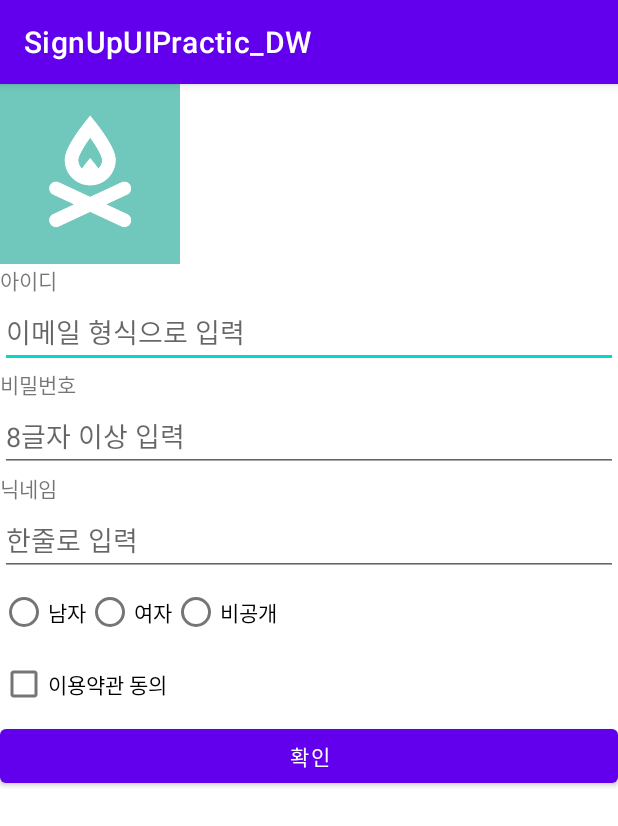
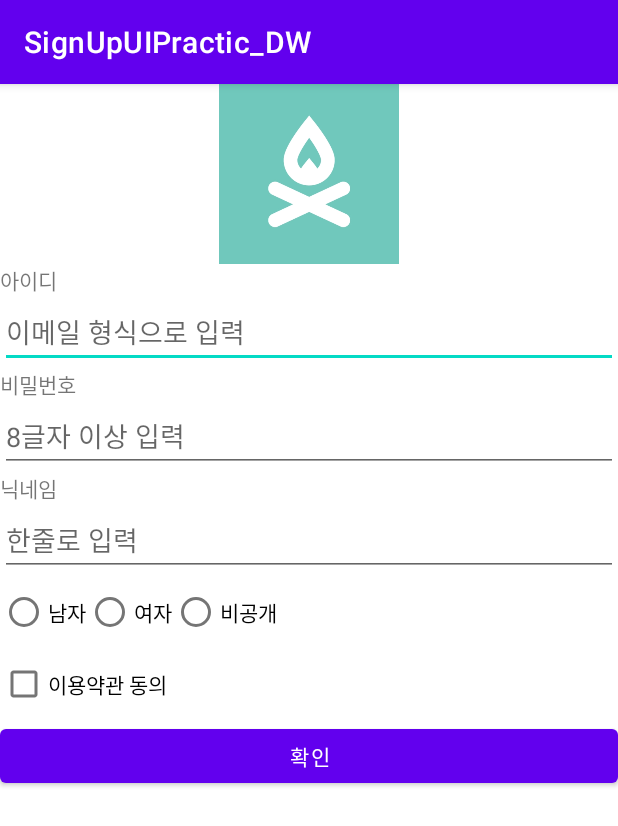
Before and after one commit to JDWdonga21/SignUpUIPractic_DW, an Android app: the screen it shows after launch (MainActivity), on a phone screen of 412 x 824 dp. Shown: the top 826 px of the screen. Run offline under Robolectric (Android 15) with nearby library versions, the phone set to English and light mode, and no system bars.

Commit message:
gravity 체험 -정령 별로 linearLayout에 gravity 추가 가능

```diff
--- a/app/src/main/res/layout/activity_main.xml
+++ b/app/src/main/res/layout/activity_main.xml
@@ -5,13 +5,21 @@
     android:layout_width="match_parent"
     android:layout_height="match_parent"
     android:orientation="vertical"
+    android:gravity="top"
     tools:context=".MainActivity">
 
-    <ImageView
-        android:layout_width="120dp"
-        android:layout_height="120dp"
-        android:src="@drawable/t_logo"
-        android:scaleType="centerCrop"/>
+    <LinearLayout
+        android:layout_width="match_parent"
+        android:layout_height="wrap_content"
+        android:orientation="vertical"
+        android:gravity="center">
+        <ImageView
+            android:layout_width="120dp"
+            android:layout_height="120dp"
+            android:src="@drawable/t_logo"
+            android:scaleType="centerCrop"/>
+    </LinearLayout>
+
 
     <TextView
         android:layout_width="wrap_content"
```
